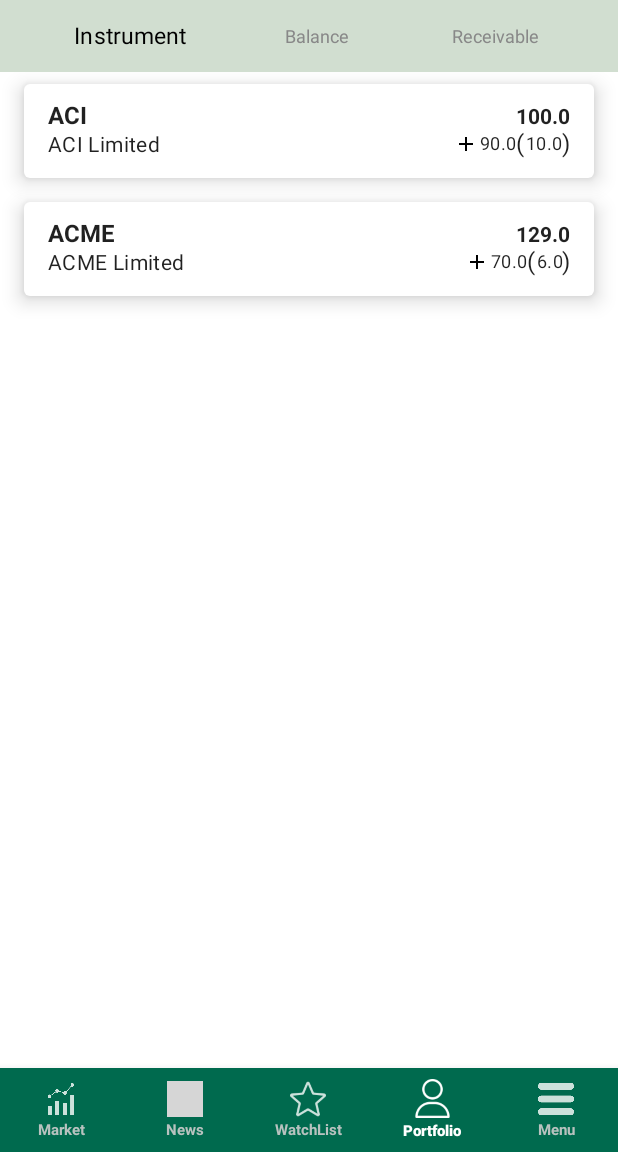
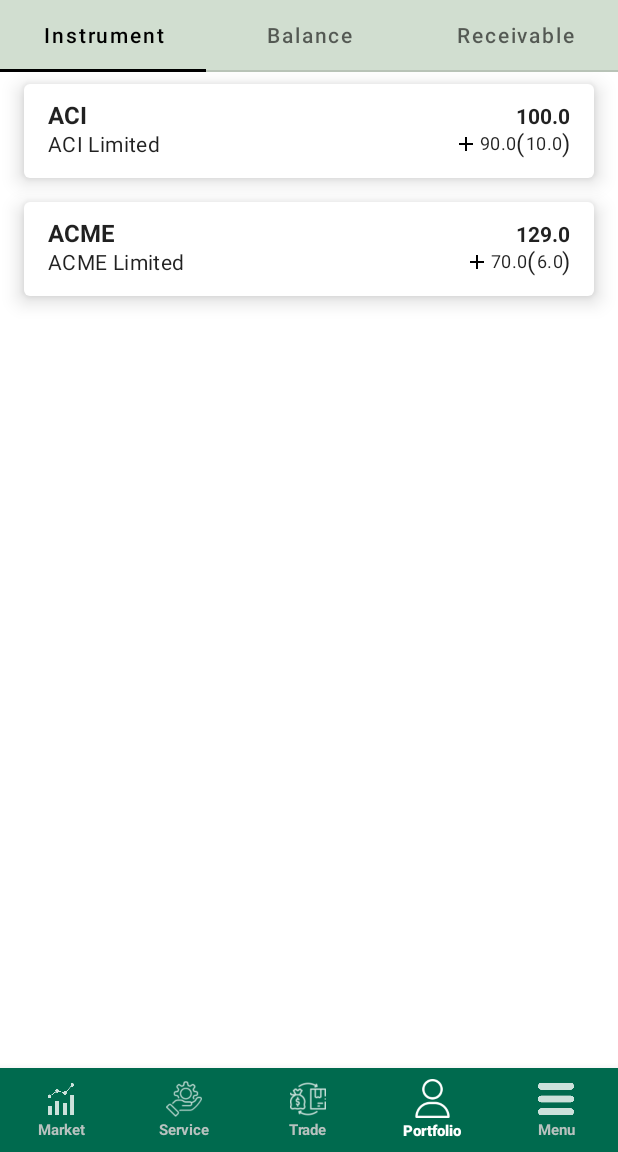
Before and after one commit to AbuSayedMasud/Capita, an Android app built with Jetpack Compose: the PortfolioScreen screen opened through its navigation route, on a phone screen of 412 x 824 dp, the part 84-1236 px from its top. Run offline under Robolectric (Android 15) with nearby library versions, the phone set to English and light mode, and no system bars; our stand-ins replace accompanist; grey boxes are pictures that could not be loaded.

Commit message:
redesign layout

```diff
--- /dev/null
+++ b/api/src/main/java/com/example/capita/portfolio/receivable/ReceivableService.kt
@@ -0,0 +1,5 @@
+package com.example.capita.portfolio.receivable
+
+interface ReceivableService {
+    fun listReceivable(): List<Receivable>
+}
--- a/app/src/main/java/com/example/capita/home/bottomScreen/ProtfolioScreen.kt
+++ b/app/src/main/java/com/example/capita/home/bottomScreen/ProtfolioScreen.kt
@@ -1,45 +1,66 @@
 package com.example.capita.home.bottomScreen
 
+import androidx.compose.foundation.ExperimentalFoundationApi
+import androidx.compose.foundation.layout.Box
 import androidx.compose.foundation.layout.Column
-import androidx.compose.foundation.lazy.LazyColumn
-import androidx.compose.foundation.lazy.itemsIndexed
+import androidx.compose.foundation.layout.fillMaxSize
+import androidx.compose.foundation.pager.HorizontalPager
+import androidx.compose.foundation.pager.rememberPagerState
 import androidx.compose.runtime.Composable
+import androidx.compose.runtime.LaunchedEffect
 import androidx.compose.runtime.getValue
 import androidx.compose.runtime.mutableStateOf
 import androidx.compose.runtime.remember
 import androidx.compose.runtime.setValue
-import androidx.navigation.compose.NavHost
-import androidx.navigation.compose.composable
-import androidx.navigation.compose.rememberNavController
+import androidx.compose.runtime.snapshotFlow
+import androidx.compose.ui.Modifier
 import com.example.capita.home.portfolioScreen.balance.BalanceScreen
-import com.example.capita.home.portfolioScreen.balance.BalanceView
 import com.example.capita.home.portfolioScreen.instrument.InstrumentScreen
+import com.example.capita.home.portfolioScreen.receivable.ReceivableScreen
 import com.example.capita.home.portfolioScreen.sectionBar.portfolioSectionBar
-import com.example.capita.service.portfolio.balance.BalanceServiceImpl
-import com.example.capita.service.portfolio.instrument.InstrumentServiceImpl
 
+@OptIn(ExperimentalFoundationApi::class)
 @Composable
-fun ProtfolioScreen() {
-    var portfolioSelectedSection by remember { mutableStateOf("Instrument") }
+fun PortfolioScreen() {
+    val sections = listOf(
+        "Instrument",
+        "Balance",
+        "Receivable",
+    )
 
-    Column {
+    val pagerState = rememberPagerState()
+    var portfolioSelectedSection by remember { mutableStateOf(0) }
+
+    LaunchedEffect(pagerState) {
+        snapshotFlow { pagerState.currentPage }.collect { page ->
+            portfolioSelectedSection = page
+        }
+    }
+
+    LaunchedEffect(portfolioSelectedSection) {
+        pagerState.animateScrollToPage(portfolioSelectedSection)
+    }
+
+    Column(modifier = Modifier.fillMaxSize()) {
         portfolioSectionBar(
+            sections = sections,
             portfolioSelectedSection = portfolioSelectedSection,
             onSectionSelected = { section ->
                 portfolioSelectedSection = section
             },
         )
 
-        val navController = rememberNavController()
-
-        NavHost(navController, startDestination = portfolioSelectedSection) {
-            composable("Instrument") {
-                InstrumentScreen()
-            }
-            composable("Balance") {
-                BalanceScreen()
-            }
-            composable("Receivable") {
+        HorizontalPager(
+            pageCount = sections.size,
+            state = pagerState,
+            modifier = Modifier.fillMaxSize(),
+        ) { page ->
+            Box(Modifier.fillMaxSize()) {
+                when (sections[page]) {
+                    "Instrument" -> InstrumentScreen()
+                    "Balance" -> BalanceScreen()
+                    "Receivable" -> ReceivableScreen()
+                }
             }
         }
     }
--- a/app/src/main/java/com/example/capita/home/homeScreen/overview/StatusView.kt
+++ b/app/src/main/java/com/example/capita/home/homeScreen/overview/StatusView.kt
@@ -1,21 +1,19 @@
 package com.example.capita.home.homeScreen.overview
 
-import androidx.compose.foundation.border
-import androidx.compose.foundation.layout.*
+import androidx.compose.foundation.layout.* // ktlint-disable no-wildcard-imports
 import androidx.compose.material.Card
+import androidx.compose.material.MaterialTheme
 import androidx.compose.material.Text
 import androidx.compose.runtime.Composable
 import androidx.compose.ui.Modifier
-import androidx.compose.ui.unit.dp
-import androidx.compose.material.MaterialTheme
-import androidx.compose.ui.Alignment
 import androidx.compose.ui.graphics.Color
 import androidx.compose.ui.text.font.FontWeight
+import androidx.compose.ui.text.style.TextAlign
+import androidx.compose.ui.unit.dp
 import androidx.compose.ui.unit.sp
 
 @Composable
 fun StatusView() {
-
     Card(
         modifier = Modifier
             .padding(16.dp, 8.dp),
@@ -23,48 +21,42 @@ fun StatusView() {
 //            .padding(8.dp),
         elevation = 8.dp,
         backgroundColor = Color(0xFFFFFFFF),
-        shape = MaterialTheme.shapes.medium
+        shape = MaterialTheme.shapes.medium,
     ) {
         Column {
-            Row(modifier = Modifier.padding(vertical = 8.dp)) {
-                Column(
-                    modifier = Modifier
-                        .weight(1f)
-                        .padding(horizontal = 8.dp),
-                    horizontalAlignment = Alignment.CenterHorizontally
+            Row(
+                modifier = Modifier.padding(start = 8.dp, top = 8.dp, end = 8.dp),
+                horizontalArrangement = Arrangement.SpaceBetween,
             ) {
                 Text(
                     text = "Market Status",
                     fontWeight = FontWeight.Bold,
-                        modifier = Modifier.padding(bottom = 4.dp),
-                        fontSize = 14.sp
+                    fontSize = 14.sp,
                 )
                 Text(
                     text = "Open",
-                        modifier = Modifier.padding(top = 4.dp),
-                        fontSize = 12.sp
+                    modifier = Modifier.fillMaxWidth(),
+                    fontSize = 12.sp,
+                    textAlign = TextAlign.End,
                 )
             }
-                Column(
-                    modifier = Modifier
-                        .weight(1f)
-                        .padding(horizontal = 8.dp),
-                    horizontalAlignment = Alignment.CenterHorizontally
+            Row(
+                modifier = Modifier.padding(8.dp),
+                horizontalArrangement = Arrangement.SpaceBetween,
             ) {
                 Text(
                     text = "Last Update",
                     fontWeight = FontWeight.Bold,
-                        modifier = Modifier.padding(bottom = 4.dp),
-                        fontSize = 14.sp
+                    fontSize = 14.sp,
 
                 )
                 Text(
-                        text = "Jul 05, 2023 at 11:46 AM",
-                        modifier = Modifier.padding(top = 4.dp),
-                        fontSize = 12.sp
+                    text = "Jul 18, 2023 at 11:46 AM",
+                    modifier = Modifier.fillMaxWidth(),
+                    fontSize = 12.sp,
+                    textAlign = TextAlign.End,
                 )
             }
         }
     }
 }
-}
--- a/app/src/main/java/com/example/capita/home/homeScreen/overview/TotalView.kt
+++ b/app/src/main/java/com/example/capita/home/homeScreen/overview/TotalView.kt
@@ -1,21 +1,19 @@
 package com.example.capita.home.homeScreen.overview
 
-import androidx.compose.foundation.border
 import androidx.compose.foundation.layout.*
 import androidx.compose.material.Card
+import androidx.compose.material.MaterialTheme
 import androidx.compose.material.Text
 import androidx.compose.runtime.Composable
 import androidx.compose.ui.Modifier
-import androidx.compose.ui.unit.dp
-import androidx.compose.material.MaterialTheme
-import androidx.compose.ui.Alignment
 import androidx.compose.ui.graphics.Color
 import androidx.compose.ui.text.font.FontWeight
+import androidx.compose.ui.text.style.TextAlign
+import androidx.compose.ui.unit.dp
 import androidx.compose.ui.unit.sp
 
 @Composable
 fun TotalView() {
-
     Card(
         modifier = Modifier
             .padding(16.dp, 8.dp),
@@ -23,65 +21,57 @@ fun TotalView() {
 //            .padding(8.dp),
         elevation = 8.dp,
         backgroundColor = Color(0xFFFFFFFF),
-        shape = MaterialTheme.shapes.medium
+        shape = MaterialTheme.shapes.medium,
     ) {
         Column {
-            Row(modifier = Modifier.padding(vertical = 8.dp)) {
-                Column(
-                    modifier = Modifier
-                        .weight(1f)
-                        .padding(horizontal = 8.dp),
-                    horizontalAlignment = Alignment.CenterHorizontally
+            Row(
+                modifier = Modifier.padding(start = 8.dp, top = 8.dp, end = 8.dp),
+                horizontalArrangement = Arrangement.SpaceBetween,
             ) {
                 Text(
                     text = "Total Trade",
                     fontWeight = FontWeight.Bold,
-                        modifier = Modifier.padding(bottom = 4.dp),
-                        fontSize = 12.sp
+                    fontSize = 12.sp,
                 )
                 Text(
                     text = 193559.toString(),
-                        modifier = Modifier.padding(top = 4.dp),
-                        fontSize = 12.sp
+                    modifier = Modifier.fillMaxWidth(),
+                    fontSize = 12.sp,
+                    textAlign = TextAlign.End,
                 )
             }
-                Column(
-                    modifier = Modifier
-                        .weight(1f)
-                        .padding(horizontal = 8.dp),
-                    horizontalAlignment = Alignment.CenterHorizontally
+            Row(
+                modifier = Modifier.padding(start = 8.dp, top = 8.dp, end = 8.dp),
+                horizontalArrangement = Arrangement.SpaceBetween,
             ) {
                 Text(
                     text = "Total Volumn",
                     fontWeight = FontWeight.Bold,
-                        modifier = Modifier.padding(bottom = 4.dp),
-                        fontSize = 12.sp
+                    fontSize = 12.sp,
                 )
                 Text(
                     text = 300234263.toString(),
-                        modifier = Modifier.padding(top = 4.dp),
-                        fontSize = 12.sp
+                    modifier = Modifier.fillMaxWidth(),
+                    fontSize = 12.sp,
+                    textAlign = TextAlign.End,
                 )
             }
-                Column(
-                    modifier = Modifier
-                        .weight(1f)
-                        .padding(horizontal = 8.dp),
-                    horizontalAlignment = Alignment.CenterHorizontally
+            Row(
+                modifier = Modifier.padding(8.dp),
+                horizontalArrangement = Arrangement.SpaceBetween,
             ) {
                 Text(
-                        text = "Total Value (mn)",
+                    text = "Total Value in Taka (mn)",
                     fontWeight = FontWeight.Bold,
-                        modifier = Modifier.padding(bottom = 4.dp),
-                        fontSize = 12.sp
+                    fontSize = 12.sp,
                 )
                 Text(
                     text = 8906.972.toString(),
-                        modifier = Modifier.padding(top = 4.dp),
-                        fontSize = 12.sp
+                    modifier = Modifier.fillMaxWidth(),
+                    fontSize = 12.sp,
+                    textAlign = TextAlign.End,
                 )
             }
         }
     }
 }
-}
--- a/app/src/main/java/com/example/capita/home/homeScreen/sectionBar/homeSectionBar.kt
+++ b/app/src/main/java/com/example/capita/home/homeScreen/sectionBar/homeSectionBar.kt
@@ -2,17 +2,17 @@ package com.example.capita.home.homeScreen.sectionBar // ktlint-disable filename
 
 import android.annotation.SuppressLint
 import androidx.compose.foundation.background
-import androidx.compose.foundation.layout.*
+import androidx.compose.foundation.layout.* // ktlint-disable no-wildcard-imports
 import androidx.compose.foundation.layout.fillMaxWidth
 import androidx.compose.foundation.layout.height
-import androidx.compose.material.*
+import androidx.compose.material.* // ktlint-disable no-wildcard-imports
 import androidx.compose.material.Text
 import androidx.compose.runtime.Composable
 import androidx.compose.ui.Modifier
 import androidx.compose.ui.graphics.Color
 import androidx.compose.ui.text.font.FontFamily
 import androidx.compose.ui.unit.dp
-import com.google.accompanist.pager.*
+import com.google.accompanist.pager.* // ktlint-disable no-wildcard-imports
 
 @SuppressLint("RememberReturnType")
 @Composable
--- a/app/src/main/java/com/example/capita/home/portfolioScreen/sectionBar/portfolioSectionBar.kt
+++ b/app/src/main/java/com/example/capita/home/portfolioScreen/sectionBar/portfolioSectionBar.kt
@@ -1,76 +1,48 @@
 package com.example.capita.home.portfolioScreen.sectionBar // ktlint-disable filename
 
 import androidx.compose.foundation.background
-import androidx.compose.foundation.clickable
-import androidx.compose.foundation.horizontalScroll
-import androidx.compose.foundation.interaction.MutableInteractionSource
-import androidx.compose.foundation.layout.Arrangement
-import androidx.compose.foundation.layout.Box
-import androidx.compose.foundation.layout.Row
 import androidx.compose.foundation.layout.fillMaxWidth
 import androidx.compose.foundation.layout.height
-import androidx.compose.foundation.layout.padding
-import androidx.compose.foundation.rememberScrollState
+import androidx.compose.material.Surface
+import androidx.compose.material.Tab
+import androidx.compose.material.TabRow
 import androidx.compose.material.Text
 import androidx.compose.runtime.Composable
-import androidx.compose.runtime.getValue
-import androidx.compose.runtime.mutableStateOf
-import androidx.compose.runtime.remember
-import androidx.compose.runtime.setValue
-import androidx.compose.ui.Alignment
 import androidx.compose.ui.Modifier
-import androidx.compose.ui.draw.scale
 import androidx.compose.ui.graphics.Color
+import androidx.compose.ui.text.font.FontFamily
 import androidx.compose.ui.unit.dp
-import androidx.compose.ui.unit.sp
 
 @Composable
-fun portfolioSectionBar(portfolioSelectedSection: String, onSectionSelected: (String) -> Unit) {
-    var portfolioSelectedSection by remember { mutableStateOf("Instrument") }
-
-    val normalColor = Color.Gray
-    val selectedColor = Color.Black
-
-    val sections = listOf(
-        "Instrument",
-        "Balance",
-        "Receivable",
-//        "Currency",
-//        "Crypto",
-//        "Future Indices"
-    )
-
+fun portfolioSectionBar(
+    sections: List<String>,
+    portfolioSelectedSection: Int,
+    onSectionSelected: (Int) -> Unit,
+) {
     val lighterAppBarColor = Color(0xFFD1DED0)
 
-    Row(
-        modifier = Modifier
-            .fillMaxWidth()
-            .height(48.dp)
-            .background(lighterAppBarColor)
-            .horizontalScroll(rememberScrollState()),
-        horizontalArrangement = Arrangement.SpaceEvenly,
-        verticalAlignment = Alignment.CenterVertically,
+    Surface(
+        color = lighterAppBarColor,
+        modifier = Modifier.fillMaxWidth(),
     ) {
-        for (section in sections) {
-            Box(
-                modifier = Modifier
-                    .padding(horizontal = 16.dp)
-                    .clickable(
-                        interactionSource = remember {
-                            MutableInteractionSource()
-                        },
-                        indication = null,
-                        onClick = {
-                            portfolioSelectedSection = section
-                            onSectionSelected(section)
-                        },
-                    ),
-            ) {
-                Text(
-                    text = section,
-                    color = if (section == portfolioSelectedSection) selectedColor else normalColor,
-                    fontSize = if (section == portfolioSelectedSection) 14.sp else 12.sp, // Enlarge the text size when selected
-                    modifier = if (section == portfolioSelectedSection) Modifier.scale(1.1f) else Modifier, // Scale effect when selected
+        TabRow(
+            modifier = Modifier
+                .fillMaxWidth()
+                .height(48.dp)
+                .background(lighterAppBarColor),
+            selectedTabIndex = portfolioSelectedSection,
+            backgroundColor = lighterAppBarColor,
+        ) {
+            sections.forEachIndexed { index, section ->
+                Tab(
+                    text = {
+                        Text(
+                            text = section,
+                            fontFamily = FontFamily.Default,
+                        )
+                    },
+                    selected = portfolioSelectedSection == index,
+                    onClick = { onSectionSelected(index) },
                 )
             }
         }
--- a/app/src/main/java/com/example/capita/home/shell/BottomNavGraph.kt
+++ b/app/src/main/java/com/example/capita/home/shell/BottomNavGraph.kt
@@ -13,14 +13,14 @@ fun BottomNavGraph(navController: NavHostController, newsService: NewsService) {
         composable(BottomBarScreen.Home.route) {
             HomeScreen()
         }
-        composable(BottomBarScreen.News.route) {
+        composable(BottomBarScreen.Service.route) {
             NewsScreen(newsService = newsService)
         }
-        composable(BottomBarScreen.WatchList.route) {
+        composable(BottomBarScreen.Trade.route) {
             BookmarkScreen()
         }
         composable(BottomBarScreen.Portfolio.route) {
-            ProtfolioScreen()
+            PortfolioScreen()
         }
         composable(BottomBarScreen.More.route) {
             MoreScreen()
--- a/app/src/main/java/com/example/capita/home/shell/MainScreenBottomBar.kt
+++ b/app/src/main/java/com/example/capita/home/shell/MainScreenBottomBar.kt
@@ -38,8 +38,8 @@ fun MainScreenBottomBar() {
 fun bottomBar(navController: NavHostController) {
     val screens = listOf(
         BottomBarScreen.Home,
-        BottomBarScreen.News,
-        BottomBarScreen.WatchList,
+        BottomBarScreen.Service,
+        BottomBarScreen.Trade,
         BottomBarScreen.Portfolio,
         BottomBarScreen.More,
     )
```
Also changed, not shown: api/src/main/java/com/example/capita/portfolio/receivable/Receivable.kt (added, +11 -0 lines), app/src/main/java/com/example/capita/home/homeScreen/stocks/DisplayStock.kt (+15 -3 lines), app/src/main/java/com/example/capita/home/portfolioScreen/receivable/ReceivableScreen.kt (added, +32 -0 lines), app/src/main/java/com/example/capita/home/portfolioScreen/receivable/ReceivableView.kt (added, +141 -0 lines), app/src/main/java/com/example/capita/home/shell/BottomBarScreen.kt (+8 -8 lines), service-protype/src/main/java/com/example/capita/service/portfolio/receivable/ReceivableServiceImpl.kt (added, +49 -0 lines), app/src/main/res/drawable/service.png (added), app/src/main/res/drawable/trade.png (added). Lines whose indentation alone changed are shown as unchanged.
